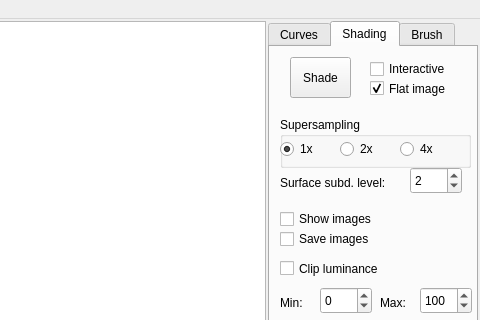
The window that mainwindow.ui (ftasse/ShadingCurves) describes before a commit, drawn with Qt 5; both pictures show x 261 to 741 and y 0 to 320 of the 741 by 742 pixel window.
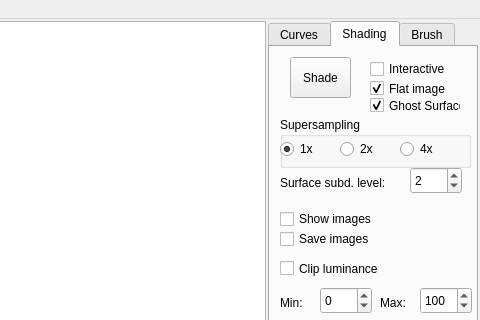
The same window after the commit. Custom widgets are drawn as their Qt base class.

Commit message: Resolve Issue #21. I added a flag isGhost to the mesh class. I set this flag to true if the string "ghost is attached  to the end of the stream.". I use this flag when deciding if the  mesh should drawn onscreen (see drawMesh method).

What changed in the file:
```diff
--- a/mainwindow.ui
+++ b/mainwindow.ui
@@ -826,6 +826,22 @@
             <bool>true</bool>
            </property>
           </widget>
+          <widget class="QCheckBox" name="ghostSurfacesEnabled">
+           <property name="geometry">
+            <rect>
+             <x>100</x>
+             <y>50</y>
+             <width>91</width>
+             <height>17</height>
+            </rect>
+           </property>
+           <property name="text">
+            <string>Ghost Surfaces</string>
+           </property>
+           <property name="checked">
+            <bool>true</bool>
+           </property>
+          </widget>
          </widget>
          <widget class="QWidget" name="Brush">
           <attribute name="title">
```
Left out of the diff: 24 changed lines with no effect on the pictures. The commit also changes 9 other files.
